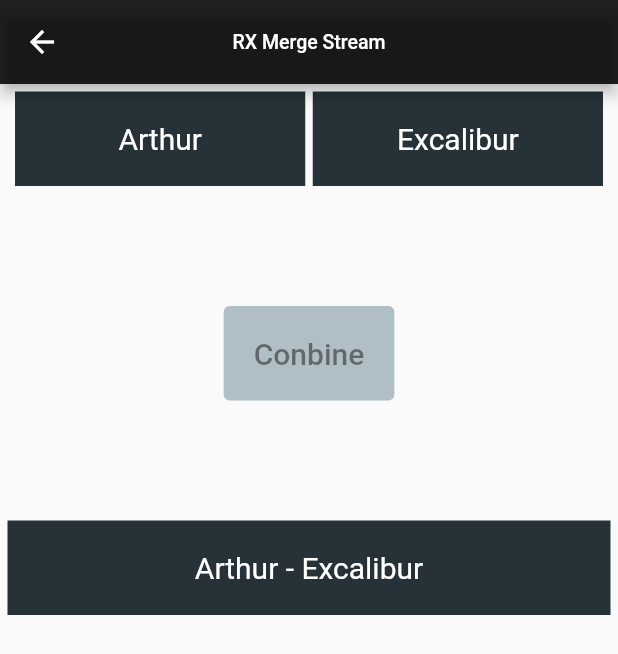
After one commit to TauUpsilon/EdFlutterDemo, a Flutter app: the RXCombineLatestStreamPage screen opened by its route, after a tap on "Conbine", on a phone screen of 412 x 824 dp. The commit adds this screen. Shown: the top 654 px of the screen. Run offline on Flutter 3.47's test engine with Material 2 defaults, Android fonts, the phone set to English and light mode, and no system bars; our stand-ins replace get_it, redux, rxdart; missing offline and left inert: reflectable; statements that could not run were skipped.

Commit message:
create combine latest stream demo page

```diff
--- a/project/lib/featured/demo/pages/rx/rx_behaviour_subject.page.dart
+++ b/project/lib/featured/demo/pages/rx/rx_behaviour_subject.page.dart
@@ -18,8 +18,6 @@ class _RXBehaviourSubjectPageState
 
   var figureSubject =
       new BehaviorSubject<Map<String, String>>.seeded(figures['king']);
-
-  var d = new PublishSubject<int>();
 
   var figure = new Map<String, String>.from(figures['king']);
 
--- /dev/null
+++ b/project/lib/featured/demo/pages/rx/rx_combine_latest_stream.page.dart
@@ -0,0 +1,132 @@
+import 'package:flutter/cupertino.dart';
+import 'package:flutter/material.dart';
+import 'package:project/shared/bases/base_widget.state.dart';
+import 'package:rxdart/rxdart.dart';
+import 'package:rxdart/subjects.dart';
+
+class RXCombineLatestStreamPage extends StatefulWidget {
+  @override
+  _RXCombineLatestStreamPageState createState() =>
+      _RXCombineLatestStreamPageState();
+}
+
+class _RXCombineLatestStreamPageState
+    extends BaseWidgetState<RXCombineLatestStreamPage> {
+  static const figureSource = {'name': 'Arthur'};
+  static const carrySource = {'name': 'Excalibur'};
+
+  final figureStream = new Stream.value(figureSource).asBroadcastStream();
+  final carryStream = new Stream.value(carrySource).asBroadcastStream();
+  final mergeSubject = new BehaviorSubject();
+
+  String mergedStr;
+
+  @override
+  void initState() {
+    super.initState();
+
+    this
+        .mergeSubject
+        .switchMap((value) => CombineLatestStream.combine2(
+                this.figureStream, this.carryStream, (figure, carry) {
+              return '${figure['name']} - ${carry['name']}';
+            }))
+        .listen((res) {
+      this.setState(() {
+        this.mergedStr = res;
+      });
+    });
+  }
+
+  @override
+  void dispose() {
+    super.dispose();
+
+    this.mergeSubject.close();
+  }
+
+  @override
+  Widget build(BuildContext context) {
+    return Scaffold(
+      appBar: AppBar(
+        centerTitle: true,
+        title: Text(
+          'RX Merge Stream',
+          style: TextStyle(fontSize: 13),
+        ),
+        backgroundColor: Colors.black87,
+      ),
+      body: Container(
+          padding: EdgeInsets.all(5),
+          child: Column(
+            children: [
+              Row(
+                  mainAxisAlignment: MainAxisAlignment.spaceEvenly,
+                  crossAxisAlignment: CrossAxisAlignment.center,
+                  children: [0, 1]
+                      .map((
+                        e,
+                      ) =>
+                          Column(
+                            children: [
+                              Container(
+                                width:
+                                    MediaQuery.of(context).size.width * 0.50 -
+                                        12.5,
+                                color: Colors.blueGrey[900],
+                                padding: EdgeInsets.all(20),
+                                child: Center(
+                                  child: Text(
+                                    e == 0
+                                        ? '${figureSource['name']}'
+                                        : '${carrySource['name']}',
+                                    style: TextStyle(
+                                        color: Colors.white, fontSize: 20),
+                                  ),
+                                ),
+                              ),
+                            ],
+                          ))
+                      .toList()),
+              SizedBox(
+                height: 80,
+              ),
+              Row(
+                  mainAxisAlignment: MainAxisAlignment.spaceEvenly,
+                  crossAxisAlignment: CrossAxisAlignment.center,
+                  children: [0]
+                      .map((e) => TextButton(
+                            style: TextButton.styleFrom(
+                              padding: EdgeInsets.all(20),
+                              backgroundColor: Colors.blueGrey[200],
+                            ),
+                            child: Text(
+                              'Conbine',
+                              style: TextStyle(
+                                  fontSize: 20, color: Colors.black45),
+                            ),
+                            onPressed: () {
+                              this.mergeSubject.add(null);
+                            },
+                          ))
+                      .toList()),
+              SizedBox(
+                height: 80,
+              ),
+              this.mergedStr != null
+                  ? Container(
+                      width: MediaQuery.of(context).size.width * 1 - 10,
+                      color: Colors.blueGrey[900],
+                      padding: EdgeInsets.all(20),
+                      child: Center(
+                          child: Text(
+                        '${this.mergedStr}',
+                        style: TextStyle(color: Colors.white, fontSize: 20),
+                      )),
+                    )
+                  : Container()
+            ],
+          )),
+    );
+  }
+}
--- a/project/lib/featured/demo/pages/rx/rx_list.page.dart
+++ b/project/lib/featured/demo/pages/rx/rx_list.page.dart
@@ -9,6 +9,7 @@ class RXListPage extends StatefulWidget {
 class _RXListPageState extends BaseWidgetState<RXListPage> {
   static const tabList = [
     {'name': 'Bahaviour Subject', 'url': '/demo/rx/behaviour_subject'},
+    {'name': 'Conbine Latest Stream', 'url': '/demo/rx/conbine_latest_stream'},
   ];
 
   @override
--- a/project/lib/main.dart
+++ b/project/lib/main.dart
@@ -19,7 +19,6 @@ class MyApp extends StatelessWidget {
       onGenerateRoute: RouteGenerator.generateRoute,
       theme: ThemeData(
           primaryColor: Colors.grey[900],
-          // buttonColor: Colors.blueGrey,
           floatingActionButtonTheme: FloatingActionButtonThemeData(
               backgroundColor: Colors.blueGrey,
               foregroundColor: Colors.grey[200])),
--- a/project/lib/main.route.dart
+++ b/project/lib/main.route.dart
@@ -2,6 +2,7 @@ import 'package:flutter/material.dart';
 import 'package:project/featured/demo/pages/demo_list.page.dart';
 import 'package:project/featured/demo/pages/rx/rx_behaviour_subject.page.dart';
 import 'package:project/featured/demo/pages/rx/rx_list.page.dart';
+import 'package:project/featured/demo/pages/rx/rx_combine_latest_stream.page.dart';
 import 'package:project/featured/home/home.page.dart';
 import 'package:project/featured/user/pages/user_detail.page.dart';
 import 'package:project/featured/user/pages/user_list.page.dart';
@@ -55,6 +56,9 @@ class RouteGenerator {
       case '/demo/rx/behaviour_subject':
         return MaterialPageRoute(builder: (_) => RXBehaviourSubjectPage());
 
+      case '/demo/rx/conbine_latest_stream':
+        return MaterialPageRoute(builder: (_) => RXCombineLatestStreamPage());
+
       default:
         return MaterialPageRoute(builder: (_) => ErrorPage());
     }
```
